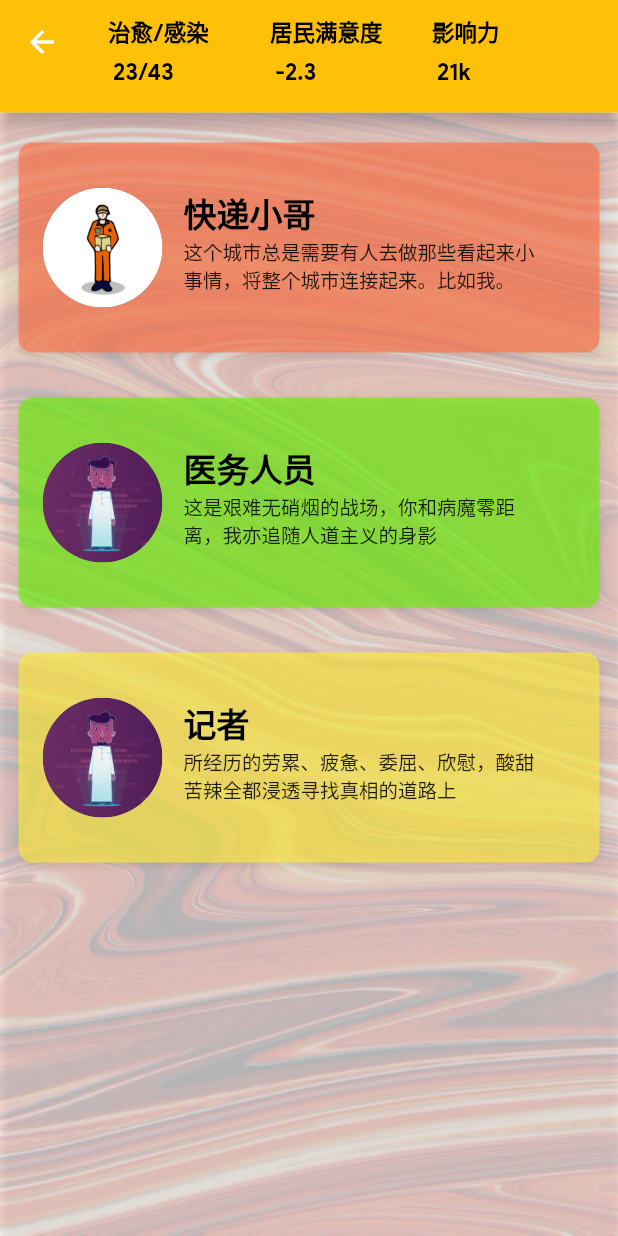
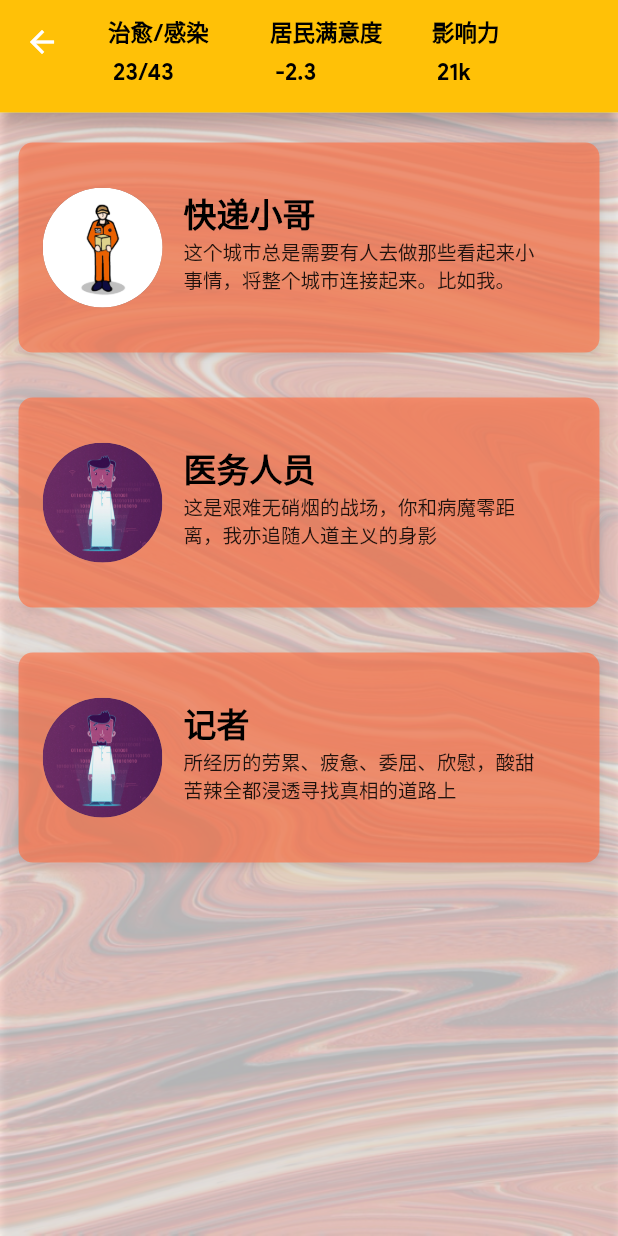
Before and after one commit to aboutmydreams/City-Hero, a Flutter app: the HomePage screen opened directly, on a phone screen of 412 x 824 dp. Run offline on Flutter 3.47's test engine with Material 2 defaults, Android fonts, the phone set to English and light mode, and no system bars; our stand-ins replace cached_network_image, shared_preferences, sliding_up_panel, url_launcher_web, video_player_web; missing offline and left inert: shared_preferences_web; accounts and stored records are empty.

```diff
--- a/lib/view/home_page.dart
+++ b/lib/view/home_page.dart
@@ -82,7 +82,7 @@ class _HomePageState extends State<HomePage> {
                         context,
                         routeName: "/courier",
                         title: "医务人员",
-                        color: Colors.greenAccent.withBlue(2).withOpacity(0.65),
+                        color: Colors.deepOrange[400].withOpacity(0.65),
                         imageUrl: "assets/images/doctor/doctor.png",
                         summary: "这是艰难无硝烟的战场，你和病魔零距离，我亦追随人道主义的身影",
                       ),
@@ -90,7 +90,7 @@ class _HomePageState extends State<HomePage> {
                         context,
                         routeName: "/courier",
                         title: "记者",
-                        color: Colors.yellow.withOpacity(0.65),
+                        color: Colors.deepOrange[400].withOpacity(0.65),
                         imageUrl: "assets/images/doctor/doctor.png",
                         summary: "所经历的劳累、疲惫、委屈、欣慰，酸甜苦辣全都浸透寻找真相的道路上",
                       ),
```
Also changed, not shown: 2 other files.
